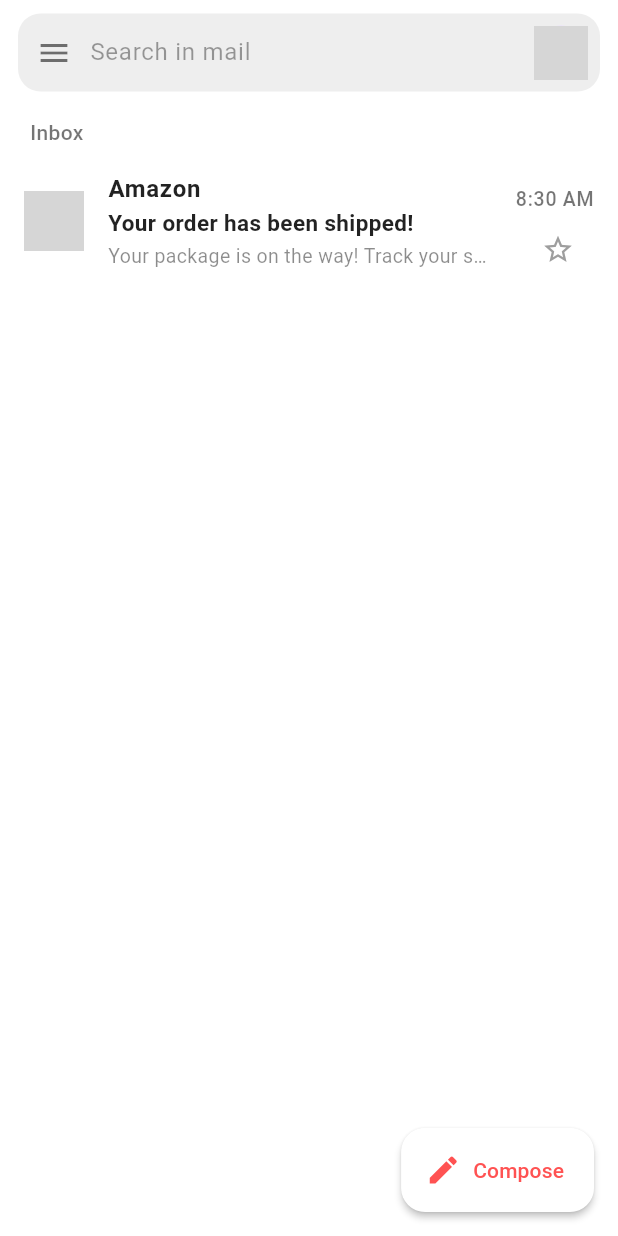
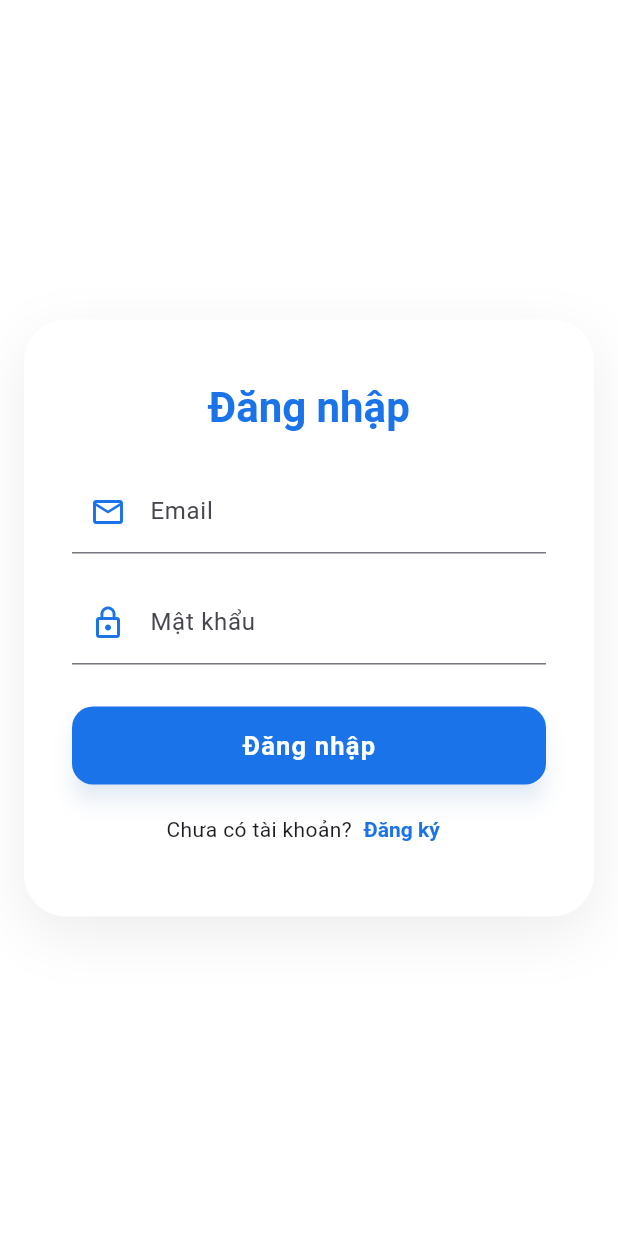
Before and after one commit to TranHuuDat2004/gmail, a Flutter app: the screen it shows after launch, on a phone screen of 412 x 824 dp. Run offline on Flutter 3.47's test engine with Material 3 defaults, Android fonts, the phone set to English and light mode, and no system bars; our stand-ins replace cloud_firestore, firebase_auth, firebase_core, image_picker; accounts and stored records are empty; project files that could hold a hidden picture were left out; grey boxes are pictures that could not be loaded.

Commit message:
add login page and register page

```diff
--- /dev/null
+++ b/lib/login.dart
@@ -0,0 +1,313 @@
+import 'package:flutter/material.dart';
+import 'package:firebase_auth/firebase_auth.dart';
+import 'package:cloud_firestore/cloud_firestore.dart';
+import 'register.dart';
+
+class LoginPage extends StatefulWidget {
+  const LoginPage({super.key});
+
+  @override
+  State<LoginPage> createState() => _LoginPageState();
+}
+
+class _LoginPageState extends State<LoginPage> with SingleTickerProviderStateMixin {
+  final TextEditingController _emailController = TextEditingController();
+  final TextEditingController _passwordController = TextEditingController();
+  String? _error;
+  bool _isLoading = false;
+  late AnimationController _controller;
+  late Animation<double> _fadeAnim;
+  late Animation<double> _scaleAnim;
+
+  final FirebaseAuth _auth = FirebaseAuth.instance;
+  final FirebaseFirestore _firestore = FirebaseFirestore.instance;
+
+  @override
+  void initState() {
+    super.initState();
+    _controller = AnimationController(
+      vsync: this,
+      duration: const Duration(milliseconds: 900),
+    );
+    _fadeAnim = CurvedAnimation(parent: _controller, curve: Curves.easeInOut);
+    _scaleAnim = Tween<double>(begin: 0.95, end: 1.0).animate(
+      CurvedAnimation(parent: _controller, curve: Curves.elasticOut),
+    );
+    _controller.forward();
+  }
+
+  @override
+  void dispose() {
+    _controller.dispose();
+    _emailController.dispose();
+    _passwordController.dispose();
+    super.dispose();
+  }
+
+  Future<void> _handleLogin() async {
+    if (!mounted) return;
+    setState(() {
+      _error = null;
+      _isLoading = true;
+    });
+
+    final String email = _emailController.text.trim();
+    final String password = _passwordController.text.trim();
+
+    if (email.isEmpty || password.isEmpty) {
+      setState(() {
+        _error = 'Email và Mật khẩu không được để trống.';
+        _isLoading = false;
+      });
+      return;
+    }
+
+    try {
+      print('Attempting login for: $email');
+      UserCredential userCredential = await _auth.signInWithEmailAndPassword(
+        email: email,
+        password: password,
+      );
+      print("Signed in successfully: ${userCredential.user?.uid}");
+
+      await _processSuccessfulLogin(userCredential.user!);
+
+    } on FirebaseAuthException catch (e) {
+      print('FirebaseAuthException: ${e.code} - ${e.message}');
+      if (mounted) {
+        setState(() {
+          switch (e.code) {
+            case 'user-not-found':
+              _error = 'Không tìm thấy người dùng với email này.';
+              break;
+            case 'wrong-password':
+              _error = 'Sai mật khẩu.';
+              break;
+            case 'invalid-email':
+              _error = 'Định dạng email không hợp lệ.';
+              break;
+            case 'invalid-credential':
+               _error = 'Thông tin đăng nhập không đúng.'; break;
+            default:
+              _error = e.message ?? 'Lỗi xác thực không xác định.';
+          }
+        });
+      }
+    } catch (e) {
+      print('Unexpected error during login: $e');
+      if (mounted) {
+        setState(() {
+          _error = 'Đã xảy ra lỗi không mong muốn. Vui lòng thử lại.';
+        });
+      }
+    } finally {
+      if (mounted) {
+        setState(() {
+          _isLoading = false;
+        });
+      }
+    }
+  }
+
+  Future<void> _processSuccessfulLogin(User user) async {
+    if (!mounted) return;
+    print("Login successful for UID: ${user.uid}. Fetching Firestore data (if any)...");
+    String displayName = user.displayName ?? "Người dùng";
+
+    try {
+        DocumentSnapshot userDoc = await _firestore.collection('users').doc(user.uid).get();
+
+        if (userDoc.exists && userDoc.data() != null) {
+            final data = userDoc.data() as Map<String, dynamic>;
+            displayName = data['name'] ?? user.displayName ?? 'Người dùng';
+            final String email = data['email'] ?? user.email ?? 'N/A';
+            final String phone = data['phone'] ?? 'N/A';
+            print("User data fetched: Name=$displayName, Email=$email, Phone=$phone");
+        } else {
+            print("User document not found in Firestore for UID: ${user.uid}, but Auth login successful.");
+        }
+
+        if (mounted) {
+          // AuthGate trong main.dart sẽ xử lý việc hiển thị GmailUI.
+          // Chúng ta chỉ cần thông báo cho người dùng ở đây.
+          ScaffoldMessenger.of(context).showSnackBar(
+            SnackBar(content: Text('Đăng nhập thành công! Xin chào ${displayName}.')),
+          );
+          _emailController.clear();
+          _passwordController.clear();
+          FocusScope.of(context).unfocus();
+        }
+
+    } catch(e) {
+         print("Error fetching Firestore data post-login: $e");
+          if (mounted) {
+            ScaffoldMessenger.of(context).showSnackBar(
+              SnackBar(content: Text('Đăng nhập thành công Auth! Lỗi tải chi tiết người dùng Firestore.')),
+            );
+             _emailController.clear();
+             _passwordController.clear();
+             FocusScope.of(context).unfocus();
+            // AuthGate vẫn sẽ xử lý chuyển màn hình vì đăng nhập Auth thành công.
+          }
+    }
+  }
+
+
+  @override
+  Widget build(BuildContext context) {
+    final theme = Theme.of(context);
+    return Scaffold(
+      backgroundColor: Colors.white,
+      body: Center(
+        child: AnimatedBuilder(
+          animation: _controller,
+          builder: (context, child) => Opacity(
+            opacity: _fadeAnim.value,
+            child: Transform.scale(
+              scale: _scaleAnim.value,
+              child: child,
+            ),
+          ),
+          child: Container(
+            constraints: const BoxConstraints(maxWidth: 400),
+            padding: const EdgeInsets.symmetric(horizontal: 32, vertical: 40),
+            margin: const EdgeInsets.symmetric(horizontal: 16),
+            decoration: BoxDecoration(
+              color: Colors.white, // Card đăng nhập cũng có nền trắng
+              borderRadius: BorderRadius.circular(28),
+              boxShadow: [
+                BoxShadow(
+                  color: Colors.black.withOpacity(0.07),
+                  blurRadius: 32,
+                  offset: const Offset(0, 12),
+                ),
+              ],
+            ),
+            child: SingleChildScrollView(
+              child: Column(
+                mainAxisSize: MainAxisSize.min,
+                crossAxisAlignment: CrossAxisAlignment.stretch,
+                children: [
+                  Center(
+                    child: Text(
+                      'Đăng nhập',
+                      style: theme.textTheme.headlineMedium?.copyWith(
+                        fontWeight: FontWeight.bold,
+                        color: const Color(0xFF1A73E8),
+                      ),
+                    ),
+                  ),
+                  const SizedBox(height: 24),
+                  TextField(
+                    controller: _emailController,
+                    decoration: const InputDecoration(
+                        labelText: 'Email',
+                        prefixIcon: Icon(Icons.email_outlined, color: Color(0xFF1A73E8))),
+                    keyboardType: TextInputType.emailAddress,
+                    enabled: !_isLoading,
+                  ),
+                  const SizedBox(height: 18),
+                  TextField(
+                    controller: _passwordController,
+                    decoration: const InputDecoration(
+                        labelText: 'Mật khẩu',
+                        prefixIcon: Icon(Icons.lock_outline, color: Color(0xFF1A73E8))),
+                    obscureText: true,
+                    enabled: !_isLoading,
+                  ),
+                  AnimatedOpacity(
+                    opacity: _error != null ? 1 : 0,
+                    duration: const Duration(milliseconds: 400),
+                    child: _error != null
+                        ? Padding(
+                            padding: const EdgeInsets.only(top: 12, bottom: 6),
+                            child: Text(
+                              _error!,
+                              style: const TextStyle(
+                                  color: Colors.redAccent, fontSize: 13.5),
+                              textAlign: TextAlign.center,
+                            ),
+                          )
+                        : const SizedBox(height: 18),
+                  ),
+                  const SizedBox(height: 10),
+                  AnimatedContainer(
+                    duration: const Duration(milliseconds: 400),
+                    curve: Curves.easeInOut,
+                    height: 52,
+                    child: ElevatedButton(
+                      style: ElevatedButton.styleFrom(
+                        backgroundColor: const Color(0xFF1A73E8),
+                        foregroundColor: Colors.white,
+                        shape: RoundedRectangleBorder(
+                            borderRadius: BorderRadius.circular(14)),
+                        elevation: _isLoading ? 2 : 6,
+                        shadowColor: const Color(0x331A73E8),
+                        disabledBackgroundColor:
+                            const Color(0xFF1A73E8).withOpacity(0.6),
+                        disabledForegroundColor: Colors.white.withOpacity(0.8),
+                      ),
+                      onPressed: _isLoading ? null : _handleLogin,
+                      child: AnimatedSwitcher(
+                        duration: const Duration(milliseconds: 300),
+                        transitionBuilder: (child, animation) =>
+                            FadeTransition(
+                                opacity: animation,
+                                child: ScaleTransition(scale: animation, child: child)),
+                        child: _isLoading
+                            ? const SizedBox(
+                                key: ValueKey('loader'),
+                                width: 24,
+                                height: 24,
+                                child: CircularProgressIndicator(
+                                  strokeWidth: 2.5,
+                                  color: Colors.white,
+                                ),
+                              )
+                            : const Text(
+                                'Đăng nhập',
+                                key: ValueKey('login_text'),
+                                style: TextStyle(
+                                  fontSize: 17,
+                                  fontWeight: FontWeight.bold,
+                                  letterSpacing: 0.8,
+                                ),
+                              ),
+                      ),
+                    ),
+                  ),
+                  const SizedBox(height: 18),
+                  Row(
+                    mainAxisAlignment: MainAxisAlignment.center,
+                    children: [
+                      const Text('Chưa có tài khoản?'),
+                      TextButton(
+                        onPressed: _isLoading
+                            ? null
+                            : () {
+                                Navigator.of(context).pushReplacement(
+                                  MaterialPageRoute(builder: (_) => const RegisterPage()),
+                                );
+                              },
+                        style: TextButton.styleFrom(
+                          foregroundColor: const Color(0xFF1A73E8),
+                          textStyle: const TextStyle(fontWeight: FontWeight.bold),
+                          padding: const EdgeInsets.symmetric(
+                              horizontal: 8, vertical: 4),
+                          minimumSize: Size.zero,
+                          tapTargetSize: MaterialTapTargetSize.shrinkWrap,
+                        ),
+                        child: const Text('Đăng ký'),
+                      ),
+                    ],
+                  ),
+                  const SizedBox(height: 6),
+                ],
+              ),
+            ),
+          ),
+        ),
+      ),
+    );
+  }
+}
--- a/lib/main.dart
+++ b/lib/main.dart
@@ -1,11 +1,19 @@
 // lib/main.dart
 
+import 'package:firebase_auth/firebase_auth.dart';
+import 'package:firebase_core/firebase_core.dart';
 import 'package:flutter/material.dart';
+import 'package:gmail/firebase_options.dart';
 import 'profile_screen.dart'; // Import the new profile screen
 import 'advanced_search_dialog.dart';
 import 'search_overlay_screen.dart';
+import 'login.dart';
 
-void main() {
+void main() async {
+  WidgetsFlutterBinding.ensureInitialized();
+  await Firebase.initializeApp(
+    options: DefaultFirebaseOptions.currentPlatform,
+  );
   runApp(const MyApp());
 }
 
@@ -16,7 +24,27 @@ class MyApp extends StatelessWidget {
   Widget build(BuildContext context) {
     return MaterialApp(
       debugShowCheckedModeBanner: false,
-      home: GmailUI(),
+      home: AuthGate(),
+    );
+  }
+}
+
+class AuthGate extends StatelessWidget {
+  @override
+  Widget build(BuildContext context) {
+    return StreamBuilder<User?>(
+      stream: FirebaseAuth.instance.authStateChanges(),
+      builder: (context, snapshot) {
+        if (snapshot.connectionState == ConnectionState.waiting) {
+          return const Scaffold(
+            body: Center(child: CircularProgressIndicator()),
+          );
+        }
+        if (snapshot.hasData) {
+          return GmailUI();
+        }
+        return const LoginPage();
+      },
     );
   }
 }
--- a/pubspec.yaml
+++ b/pubspec.yaml
@@ -12,7 +12,7 @@ dependencies:
 
   # Firebase - Sử dụng BoM (Bill of Materials)
   # Chỉ định phiên bản firebase_core, nó sẽ hoạt động như BoM
-  firebase_core: ^2.27.0 # Đây là phiên bản BoM của bạn
+  firebase_core: ^3.13.1 # Đây là phiên bản BoM của bạn
 
   # Các dịch vụ Firebase khác sẽ tự động lấy phiên bản tương thích với BoM
   firebase_auth: # Không cần chỉ định phiên bản
```
Also changed, not shown: lib/register.dart (added, +348 -0 lines), pubspec.lock.
